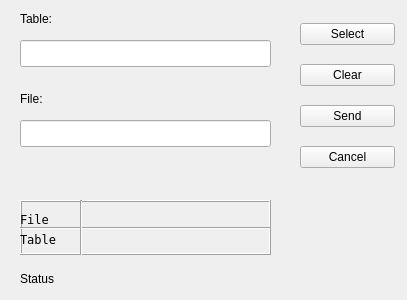
Qt form SpatialAnalyserServer/src/client/gui/send_shp.ui (BartlomiejGrabowski/SpatialAnalyserServer) before a commit.
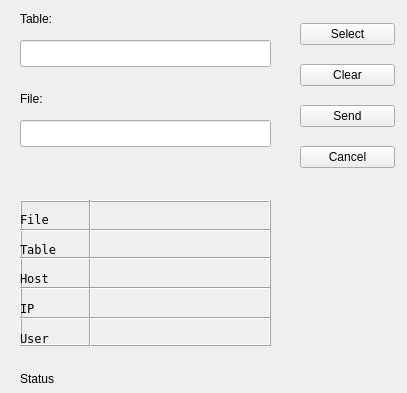
The same form after that commit. Custom widgets are drawn as their Qt base class.

Commit message: 1. Added additional information in send_shp window. 2. Updated shp_to_db.idl file. 3. Updated implementation of SHPToDB interface in SHPToDB_i.py file.

Patch:
```diff
--- a/SpatialAnalyserServer/src/client/gui/send_shp.ui
+++ b/SpatialAnalyserServer/src/client/gui/send_shp.ui
@@ -7,7 +7,7 @@
     <x>0</x>
     <y>0</y>
     <width>407</width>
-    <height>300</height>
+    <height>393</height>
    </rect>
   </property>
   <property name="windowTitle">
@@ -80,7 +80,7 @@
    <property name="geometry">
     <rect>
      <x>70</x>
-     <y>270</y>
+     <y>370</y>
      <width>16</width>
      <height>16</height>
     </rect>
@@ -99,7 +99,7 @@
    <property name="geometry">
     <rect>
      <x>20</x>
-     <y>270</y>
+     <y>370</y>
      <width>50</width>
      <height>17</height>
     </rect>
@@ -132,7 +132,7 @@
      <x>20</x>
      <y>200</y>
      <width>251</width>
-     <height>55</height>
+     <height>146</height>
     </rect>
    </property>
    <property name="font">
@@ -157,7 +157,7 @@
     <property name="geometry">
      <rect>
       <x>0</x>
-      <y>20</y>
+      <y>22</y>
       <width>251</width>
       <height>16</height>
      </rect>
@@ -171,8 +171,8 @@
      <rect>
       <x>60</x>
       <y>0</y>
-      <width>3</width>
-      <height>61</height>
+      <width>20</width>
+      <height>151</height>
      </rect>
     </property>
     <property name="orientation">
@@ -199,7 +199,7 @@
     <property name="geometry">
      <rect>
       <x>0</x>
-      <y>30</y>
+      <y>40</y>
       <width>62</width>
       <height>17</height>
      </rect>
@@ -226,7 +226,7 @@
    <widget class="QLabel" name="file_info">
     <property name="geometry">
      <rect>
-      <x>60</x>
+      <x>70</x>
       <y>10</y>
       <width>191</width>
       <height>17</height>
@@ -239,8 +239,8 @@
    <widget class="QLabel" name="table_info">
     <property name="geometry">
      <rect>
-      <x>60</x>
-      <y>30</y>
+      <x>70</x>
+      <y>40</y>
       <width>191</width>
       <height>17</height>
      </rect>
@@ -249,6 +249,123 @@
      <string/>
     </property>
    </widget>
+   <widget class="Line" name="line_3">
+    <property name="geometry">
+     <rect>
+      <x>0</x>
+      <y>50</y>
+      <width>251</width>
+      <height>16</height>
+     </rect>
+    </property>
+    <property name="orientation">
+     <enum>Qt::Horizontal</enum>
+    </property>
+   </widget>
+   <widget class="Line" name="line_4">
+    <property name="geometry">
+     <rect>
+      <x>0</x>
+      <y>80</y>
+      <width>251</width>
+      <height>16</height>
+     </rect>
+    </property>
+    <property name="orientation">
+     <enum>Qt::Horizontal</enum>
+    </property>
+   </widget>
+   <widget class="Line" name="line_5">
+    <property name="geometry">
+     <rect>
+      <x>0</x>
+      <y>110</y>
+      <width>251</width>
+      <height>16</height>
+     </rect>
+    </property>
+    <property name="orientation">
+     <enum>Qt::Horizontal</enum>
+    </property>
+   </widget>
+   <widget class="QLabel" name="label_5">
+    <property name="geometry">
+     <rect>
+      <x>0</x>
+      <y>70</y>
+      <width>62</width>
+      <height>17</height>
+     </rect>
+    </property>
+    <property name="text">
+     <string>Host</string>
+    </property>
+   </widget>
+   <widget class="QLabel" name="label_6">
+    <property name="geometry">
+     <rect>
+      <x>0</x>
+      <y>100</y>
+      <width>62</width>
+      <height>17</height>
+     </rect>
+    </property>
+    <property name="text">
+     <string>IP</string>
+    </property>
+   </widget>
+   <widget class="QLabel" name="label_7">
+    <property name="geometry">
+     <rect>
+      <x>0</x>
+      <y>130</y>
+      <width>62</width>
+      <height>17</height>
+     </rect>
+    </property>
+    <property name="text">
+     <string>User</string>
+    </property>
+   </widget>
+   <widget class="QLabel" name="host_info">
+    <property name="geometry">
+     <rect>
+      <x>70</x>
+      <y>70</y>
+      <width>171</width>
+      <height>17</height>
+     </rect>
+    </property>
+    <property name="text">
+     <string/>
+    </property>
+   </widget>
+   <widget class="QLabel" name="ip_info">
+    <property name="geometry">
+     <rect>
+      <x>70</x>
+      <y>100</y>
+      <width>181</width>
+      <height>17</height>
+     </rect>
+    </property>
+    <property name="text">
+     <string/>
+    </property>
+   </widget>
+   <widget class="QLabel" name="user_info">
+    <property name="geometry">
+     <rect>
+      <x>70</x>
+      <y>126</y>
+      <width>181</width>
+      <height>21</height>
+     </rect>
+    </property>
+    <property name="text">
+     <string/>
+    </property>
+   </widget>
   </widget>
   <widget class="QLabel" name="label_4">
    <property name="geometry">
```
The commit also changes 9 other files.
